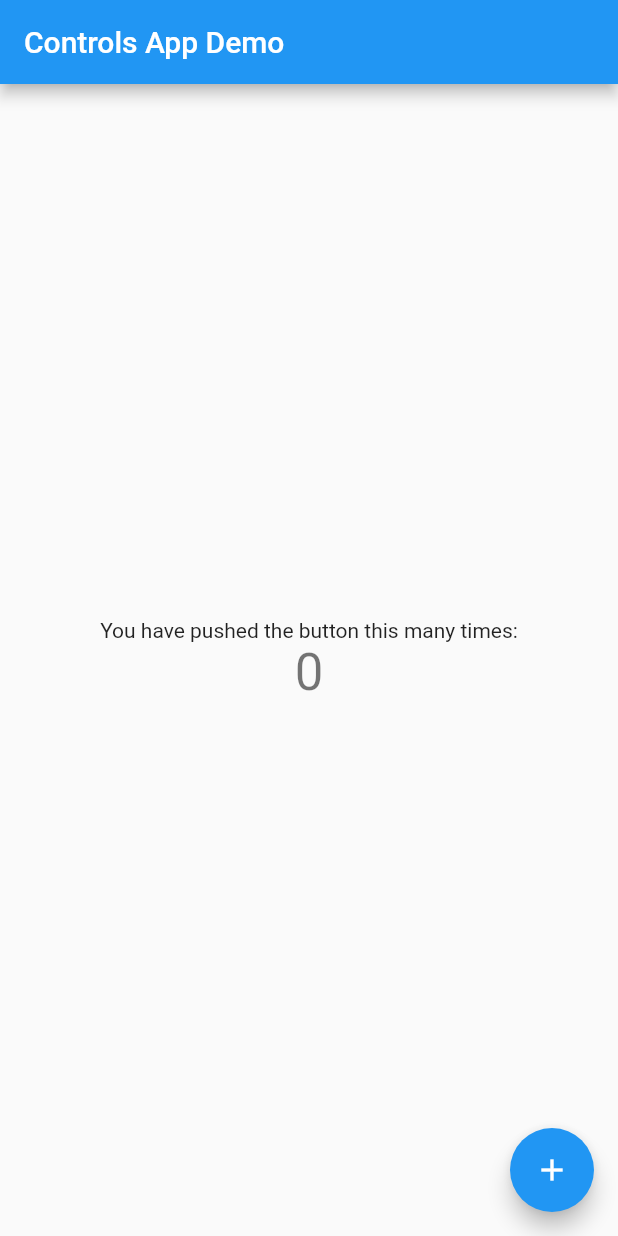
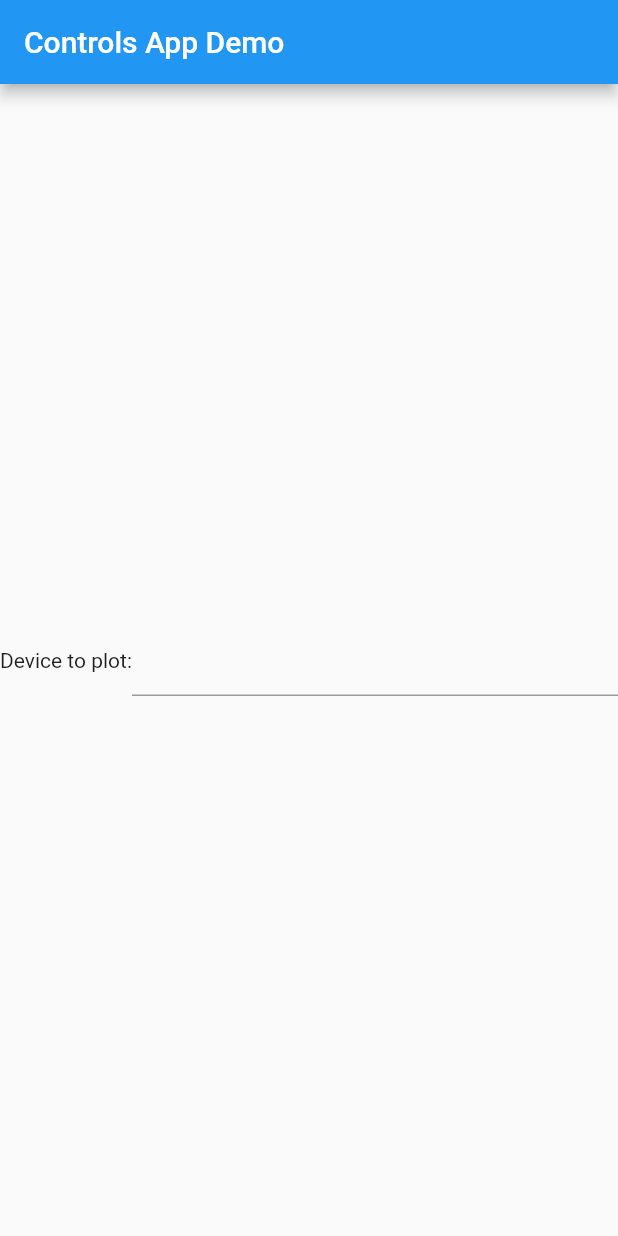
Before and after one commit to fermi-ad/flutter-mvp-demo, a Flutter app: the screen it shows after launch, on a phone screen of 412 x 824 dp. Run offline on Flutter 3.47's test engine with Material 2 defaults, Android fonts, the phone set to English and light mode, and no system bars.

Commit message:
:sparkles: add widgets to switch between states
This app is simple and flips between two states:

- Prompting the user for a device to plot
- Plotting the device (which displaying a button to stop
  the plot and go back to the prompt state.)

```diff
--- a/lib/main.dart
+++ b/lib/main.dart
@@ -24,45 +24,80 @@ class RootWidget extends StatefulWidget {
   final String title;
 
   @override
-  State<RootWidget> createState() => _RootState();
+  State<RootWidget> createState() => RootState();
 }
 
-class _RootState extends State<RootWidget> {
-  int _counter = 0;
+class RootState extends State<RootWidget> {
+  String? _device;
 
-  void _incrementCounter() {
+  void setDevice(String name) {
     setState(() {
-      _counter++;
+      _device = name;
+    });
+  }
+
+  void clearDevice() {
+    setState(() {
+      _device = null;
     });
   }
 
   @override
   Widget build(BuildContext context) {
+    var core =
+        _device != null ? PlotWidget(state: this) : QueryWidget(state: this);
+
     return Scaffold(
-      appBar: AppBar(
-        title: Text(widget.title),
-      ),
-      body: Center(
-        // Center is a layout widget. It takes a single child and positions it
-        // in the middle of the parent.
-        child: Column(
-          mainAxisAlignment: MainAxisAlignment.center,
-          children: <Widget>[
-            const Text(
-              'You have pushed the button this many times:',
-            ),
-            Text(
-              '$_counter',
-              style: Theme.of(context).textTheme.headline4,
-            ),
-          ],
+        appBar: AppBar(
+          title: Text(widget.title),
         ),
-      ),
-      floatingActionButton: FloatingActionButton(
-        onPressed: _incrementCounter,
-        tooltip: 'Increment',
-        child: const Icon(Icons.add),
-      ),
-    );
+        body: core);
   }
 }
+
+class PlotWidget extends StatelessWidget {
+  const PlotWidget({Key? key, required this.state}) : super(key: key);
+
+  final RootState state;
+
+  @override
+  Widget build(BuildContext context) {
+    var label = 'Plotting ${state._device}';
+
+    return Center(
+        child: Row(
+      mainAxisAlignment: MainAxisAlignment.center,
+      children: [
+        Text(label),
+        TextButton(
+          child: const Text('Stop Plot'),
+          onPressed: () {
+            state.clearDevice();
+          },
+        )
+      ],
+    ));
+  }
+}
+
+class QueryWidget extends StatelessWidget {
+  const QueryWidget({Key? key, required this.state}) : super(key: key);
+
+  final RootState state;
+
+  @override
+  Widget build(BuildContext context) {
+    return Center(
+        child: Row(
+      mainAxisAlignment: MainAxisAlignment.start,
+      children: [
+        const Text('Device to plot:'),
+        Expanded(child: TextField(
+          onSubmitted: (String name) {
+            state.setDevice(name);
+          },
+        ))
+      ],
+    ));
+  }
+}
```
